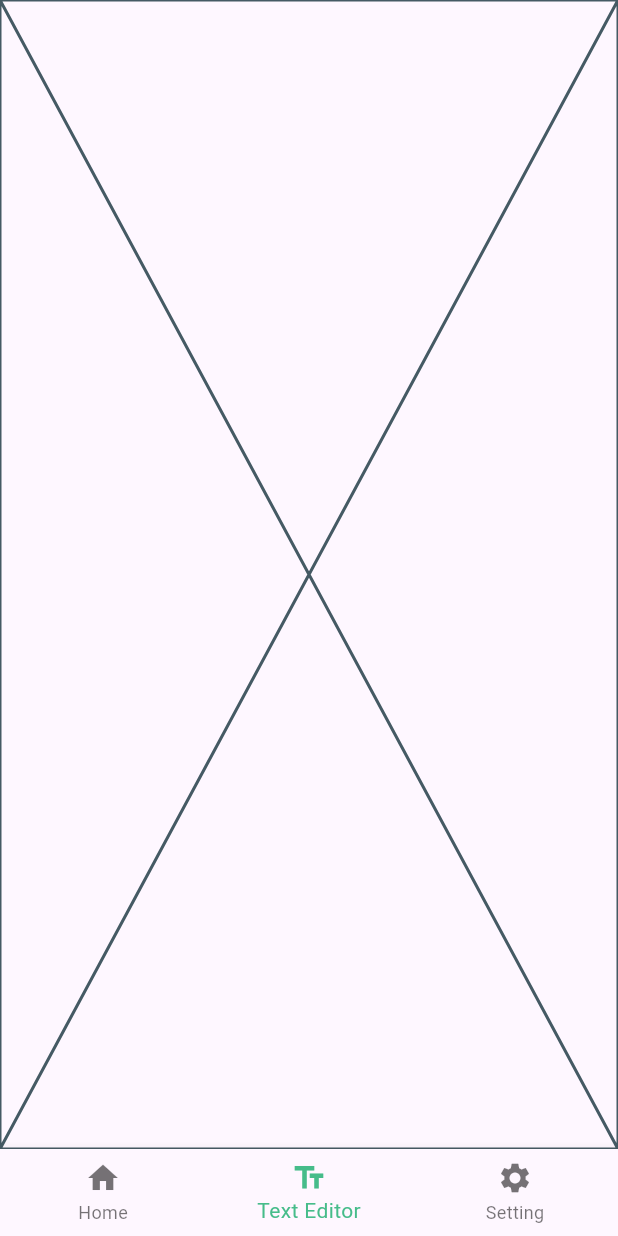
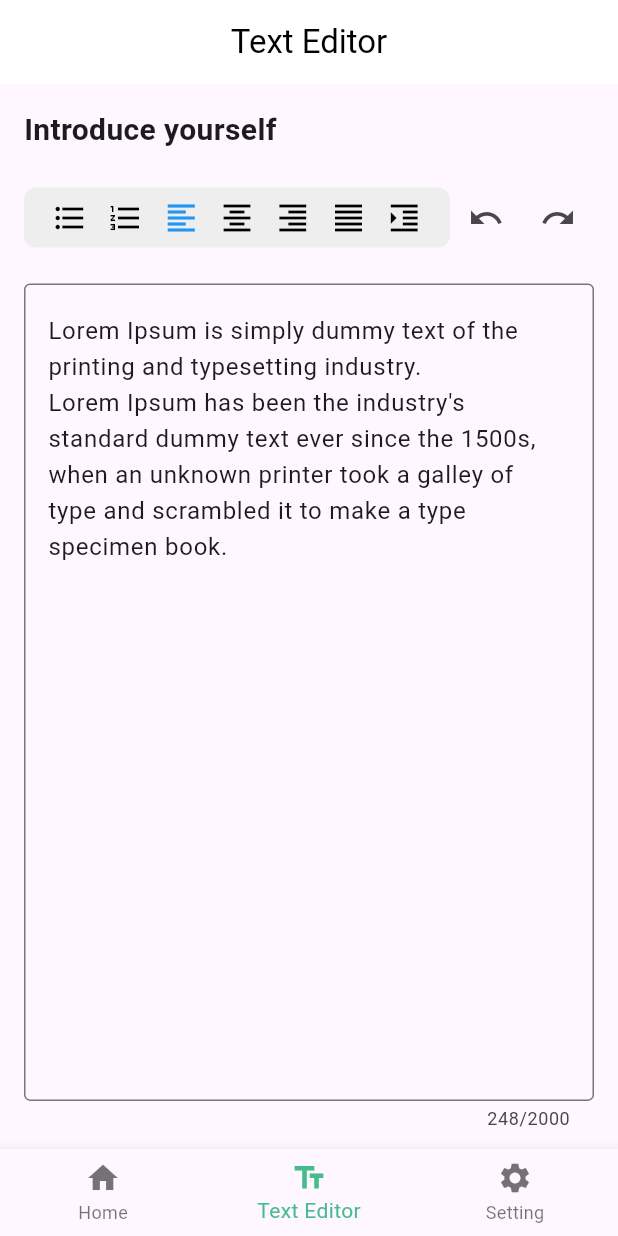
Before and after one commit to seifyaser/DigiFly, a Flutter app: the NavigationBartool screen opened by its route, item 2 of the bottom bar chosen, on a phone screen of 412 x 824 dp. Run offline on Flutter 3.47's test engine with Material 3 defaults, Android fonts, the phone set to English and light mode, and no system bars; our stand-ins replace flutter_bloc, flutter_svg; network calls fail.

Commit message:
TextEditor design and cubit logic

```diff
--- /dev/null
+++ b/devtools_options.yaml
@@ -0,0 +1,3 @@
+description: This file stores settings for Dart & Flutter DevTools.
+documentation: https://docs.flutter.dev/tools/devtools/extensions#configure-extension-enablement-states
+extensions:
--- a/lib/presentation/TextEditor_screen/TextEditorScreen.dart
+++ b/lib/presentation/TextEditor_screen/TextEditorScreen.dart
@@ -1,10 +1,135 @@
+import 'package:digify/presentation/TextEditor_screen/cubit/text_editor_cubit.dart';
+import 'package:digify/presentation/TextEditor_screen/cubit/text_editor_state.dart';
 import 'package:flutter/material.dart';
+import 'package:flutter_bloc/flutter_bloc.dart';
 
-class TextEditorScreen extends StatelessWidget {
+class TextEditorScreen extends StatefulWidget {
   const TextEditorScreen({super.key});
 
   @override
+  State<TextEditorScreen> createState() => _TextEditorScreenState();
+}
+
+class _TextEditorScreenState extends State<TextEditorScreen> {
+  late TextEditingController _controller;
+
+  final String _defaultText = """
+Lorem Ipsum is simply dummy text of the printing and typesetting industry.
+Lorem Ipsum has been the industry's standard dummy text ever since the 1500s,
+when an unknown printer took a galley of type and scrambled it to make a type specimen book.
+""";
+
+  @override
+  void initState() {
+    super.initState();
+    _controller = TextEditingController(text: _defaultText);
+    context.read<TextEditorCubit>().updateText(_defaultText);
+  }
+
+  @override
+  void dispose() {
+    _controller.dispose();
+    super.dispose();
+  }
+
+  Widget _buildFormatToolbar(BuildContext context, TextEditorState state) {
+    return Container(
+      padding: const EdgeInsets.symmetric(horizontal: 12, vertical: 8),
+      decoration: BoxDecoration(
+        color: Colors.grey[200],
+        borderRadius: BorderRadius.circular(8),
+      ),
+      child: Row(
+        mainAxisAlignment: MainAxisAlignment.spaceAround,
+        children:
+            state.activeFormats.keys.map((iconData) {
+              final isActive = state.activeFormats[iconData]!;
+              return GestureDetector(
+                onTap:
+                    () =>
+                        context.read<TextEditorCubit>().toggleFormat(iconData),
+                child: Icon(
+                  iconData,
+                  color: isActive ? Colors.blue : Colors.black,
+                ),
+              );
+            }).toList(),
+      ),
+    );
+  }
+
+  @override
   Widget build(BuildContext context) {
-    return const Placeholder();
+    return BlocConsumer<TextEditorCubit, TextEditorState>(
+      listener: (context, state) {
+        if (_controller.text != state.text) {
+          _controller.text = state.text;
+          _controller.selection = TextSelection.collapsed(
+            offset: state.text.length,
+          );
+        }
+      },
+      builder: (context, state) {
+        return Scaffold(
+          appBar: AppBar(
+            automaticallyImplyLeading: false,
+            title: const Text(
+              "Text Editor",
+              style: TextStyle(color: Colors.black),
+            ),
+            centerTitle: true,
+            backgroundColor: Colors.white,
+            elevation: 0,
+          ),
+          body: Padding(
+            padding: const EdgeInsets.all(16.0),
+            child: Column(
+              crossAxisAlignment: CrossAxisAlignment.start,
+              children: [
+                const Text(
+                  'Introduce yourself',
+                  style: TextStyle(fontSize: 20, fontWeight: FontWeight.bold),
+                ),
+                const SizedBox(height: 20),
+                // =========== ToolBar =========== //
+                Row(
+                  children: [
+                    Expanded(child: _buildFormatToolbar(context, state)),
+                    IconButton(
+                      icon: const Icon(Icons.undo),
+                      tooltip: 'Undo',
+                      onPressed: () => context.read<TextEditorCubit>().undo(),
+                    ),
+                    IconButton(
+                      icon: const Icon(Icons.redo),
+                      tooltip: 'Redo',
+                      onPressed: () => context.read<TextEditorCubit>().redo(),
+                    ),
+                  ],
+                ),
+                const SizedBox(height: 20),
+                // =========== Text Field =========== //
+                Expanded(
+                  child: TextField(
+                    textAlignVertical: TextAlignVertical.top,
+                    controller: _controller,
+                    maxLines: null,
+                    expands: true,
+                    maxLength: 2000,
+                    textAlign: state.textAlign,
+                    decoration: const InputDecoration(
+                      border: OutlineInputBorder(),
+                    ),
+                    onChanged:
+                        (text) =>
+                            context.read<TextEditorCubit>().updateText(text),
+                  ),
+                ),
+              ],
+            ),
+          ),
+        );
+      },
+    );
   }
 }
--- /dev/null
+++ b/lib/presentation/TextEditor_screen/cubit/text_editor_cubit.dart
@@ -0,0 +1,118 @@
+import 'package:flutter/material.dart';
+import 'text_editor_state.dart';
+import 'package:flutter_bloc/flutter_bloc.dart';
+
+class TextEditorCubit extends Cubit<TextEditorState> {
+  TextEditorCubit()
+      : super( TextEditorState(
+          text: " ",
+          textAlign: TextAlign.left,
+          activeFormats: {
+            Icons.format_list_bulleted: false,
+            Icons.format_list_numbered: false,
+            Icons.format_align_left: true,
+            Icons.format_align_center: false,
+            Icons.format_align_right: false,
+            Icons.format_align_justify: false,
+            Icons.format_indent_increase: false,
+          },
+        ));
+
+  final List<TextEditorState> _history = [];
+  final List<TextEditorState> _redoStack = [];
+
+  void _saveForUndo() {
+    _history.add(state);
+    _redoStack.clear();
+  }
+
+  void updateText(String text) {
+    _saveForUndo();
+    emit(state.copyWith(text: text));
+  }
+
+  void toggleFormat(IconData iconData) {
+    _saveForUndo();
+
+    final activeFormats = Map<IconData, bool>.from(state.activeFormats);
+
+    if (iconData == Icons.format_list_bulleted) {
+      final isActive = !activeFormats[iconData]!;
+      activeFormats[iconData] = isActive;
+
+      final newText = isActive
+          ? state.text
+              .split('\n')
+              .map((line) => line.trim().isNotEmpty ? '• $line' : line)
+              .join('\n')
+          : state.text
+              .split('\n')
+              .map((line) => line.startsWith('• ')
+                  ? line.replaceFirst('• ', '')
+                  : line)
+              .join('\n');
+
+      emit(state.copyWith(text: newText, activeFormats: activeFormats));
+    } else if (iconData == Icons.format_list_numbered) {
+      final isActive = !activeFormats[iconData]!;
+      activeFormats[iconData] = isActive;
+
+      final newText = isActive
+          ? state.text
+              .split('\n')
+              .asMap()
+              .entries
+              .map((entry) =>
+                  entry.value.trim().isNotEmpty ? '${entry.key + 1}. ${entry.value}' : entry.value)
+              .join('\n')
+          : state.text
+              .split('\n')
+              .map((line) => line.replaceFirst(RegExp(r'^\d+\. '), ''))
+              .join('\n');
+
+      emit(state.copyWith(text: newText, activeFormats: activeFormats));
+    } else if (iconData == Icons.format_indent_increase) {
+      final isActive = !activeFormats[iconData]!;
+      activeFormats[iconData] = isActive;
+
+      final newText = isActive
+          ? state.text.split('\n').map((line) => '    $line').join('\n')
+          : state.text.split('\n').map((line) => line.replaceFirst(RegExp(r'^\s{4}'), '')).join('\n');
+
+      emit(state.copyWith(text: newText, activeFormats: activeFormats));
+    } else {
+      activeFormats[Icons.format_align_left] = false;
+      activeFormats[Icons.format_align_center] = false;
+      activeFormats[Icons.format_align_right] = false;
+      activeFormats[Icons.format_align_justify] = false;
+
+      activeFormats[iconData] = true;
+
+      final newAlign = iconData == Icons.format_align_left
+          ? TextAlign.left
+          : iconData == Icons.format_align_center
+              ? TextAlign.center
+              : iconData == Icons.format_align_right
+                  ? TextAlign.right
+                  : TextAlign.justify;
+
+      emit(state.copyWith(textAlign: newAlign, activeFormats: activeFormats));
+    }
+  }
+
+  void undo() {
+    if (_history.isNotEmpty) {
+      _redoStack.add(state);
+      final prevState = _history.removeLast();
+      emit(prevState);
+    }
+  }
+
+  void redo() {
+    if (_redoStack.isNotEmpty) {
+      _history.add(state);
+      final nextState = _redoStack.removeLast();
+      emit(nextState);
+    }
+  }
+}
--- /dev/null
+++ b/lib/presentation/TextEditor_screen/cubit/text_editor_state.dart
@@ -0,0 +1,25 @@
+import 'package:flutter/material.dart';
+
+class TextEditorState {
+  final String text;
+  final TextAlign textAlign;
+  final Map<IconData, bool> activeFormats;
+
+  const TextEditorState({
+    required this.text,
+    required this.textAlign,
+    required this.activeFormats,
+  });
+
+  TextEditorState copyWith({
+    String? text,
+    TextAlign? textAlign,
+    Map<IconData, bool>? activeFormats,
+  }) {
+    return TextEditorState(
+      text: text ?? this.text,
+      textAlign: textAlign ?? this.textAlign,
+      activeFormats: activeFormats ?? this.activeFormats,
+    );
+  }
+}
--- a/lib/presentation/home_screen/homepage.dart
+++ b/lib/presentation/home_screen/homepage.dart
@@ -16,7 +16,6 @@ class HomePage extends StatelessWidget {
           buildSearchBar(),
           buildBanner(),
           buildProductList(),
-
         ],
       ),
     );
--- a/lib/routes/app_routes.dart
+++ b/lib/routes/app_routes.dart
@@ -24,7 +24,7 @@ class AppRoutes {
     loginScreen: (context) => const Loginscreen(),
     registrationScreen: (context) => const SignUpScreen(),
     homeDashboard: (context) => const HomePage(),
-    textEditor: (context) => const TextEditorScreen(),
+    textEditor: (context) => TextEditorScreen(),
     basicData: (context) => const BasicDataScreen(),
     settingsScreen: (context) => const AccountSettingsScreen(),
   };
--- a/lib/widgets/NavigationBartool.dart
+++ b/lib/widgets/NavigationBartool.dart
@@ -15,7 +15,7 @@ class _NavigationBartoolState extends State<NavigationBartool> {
 
   final List<Widget> _screens = [
     const HomePage(),
-    const TextEditorScreen(),
+     TextEditorScreen(),
     const AccountSettingsScreen(),
   ];
 
--- a/pubspec.yaml
+++ b/pubspec.yaml
@@ -35,6 +35,7 @@ dependencies:
   # Use with the CupertinoIcons class for iOS style icons.
   cupertino_icons: ^1.0.8
   flutter_svg: ^2.2.0
+  flutter_bloc: ^9.1.1
 
 dev_dependencies:
   flutter_test:
```
Also changed, not shown: lib/main.dart (+9 -4 lines), pubspec.lock.
